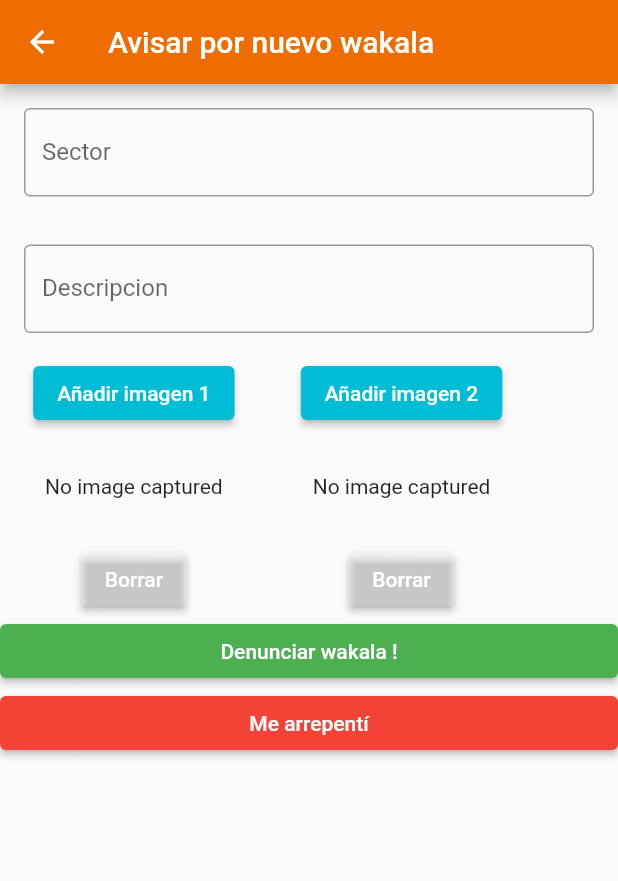
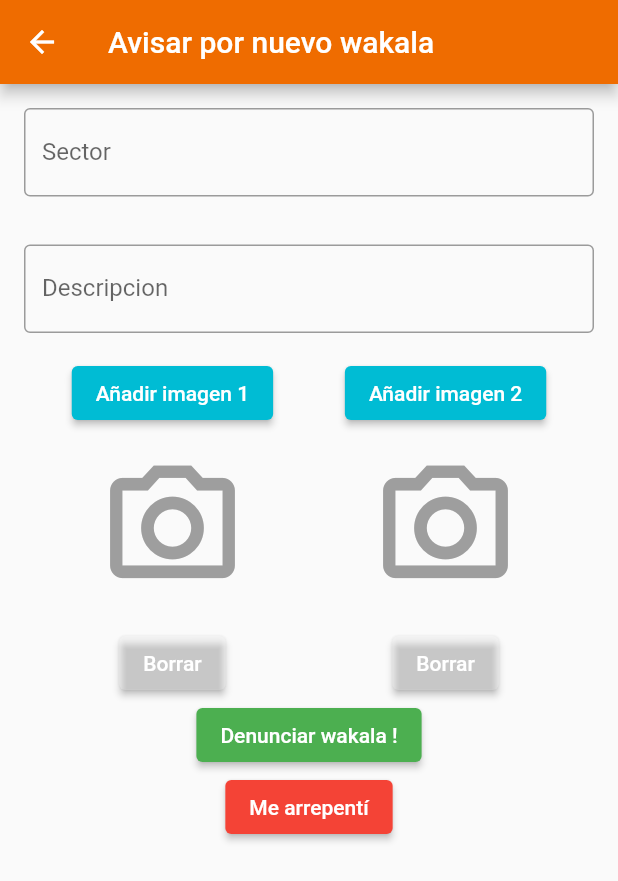
Before and after one commit to patooig/appMovilv2, a Flutter app: the Ingreso screen opened directly, after a tap on "Borrar", on a phone screen of 412 x 824 dp. Shown: the top 881 px of the screen. Run offline on Flutter 3.47's test engine with Material 2 defaults, Android fonts, the phone set to English and light mode, and no system bars; our stand-ins replace camera, cool_alert, fluttertoast, image_picker, shared_preferences; accounts and stored records are empty; project files that could hold a hidden picture were left out.

Commit message:
cambios wenos

```diff
--- a/lib/pages/ingreso.dart
+++ b/lib/pages/ingreso.dart
@@ -1,6 +1,4 @@
 import 'dart:io';
-
-import 'package:camera/camera.dart';
 import 'package:demo_login/pages/principal.dart';
 import 'package:flutter/material.dart';
 import 'package:cool_alert/cool_alert.dart';
@@ -19,11 +17,8 @@ class _IngresoState extends State<Ingreso> {
   TextEditingController titulo = TextEditingController();
   TextEditingController texto = TextEditingController();
 
-  late Future<void> _initializeControllerFuture; //for camera
-  late CameraController _controller; //controller for camera
-
-  File? _image; //for image picker
-  File? _image2; //for image picker
+  File? _image; //for image1 picker
+  File? _image2; //for image2 picker
 
   Future<void> validarDatos(String titulo, String texto) async {
     final response = await ingDatos().ingresarDatos(titulo, texto);
@@ -41,11 +36,6 @@ class _IngresoState extends State<Ingreso> {
 // You must wait until the controller is initialized before displaying the
 // camera preview. Use a FutureBuilder to display a loading spinner until the
 // controller has finished initializing.
-
-  loadCamera() async {
-    final cameras = await availableCameras();
-    final firstCamera = cameras.first;
-  }
 
   @override
   Widget build(BuildContext context) {
@@ -72,6 +62,7 @@ class _IngresoState extends State<Ingreso> {
                 controller: texto,
               )),
           Row(
+            mainAxisAlignment: MainAxisAlignment.spaceEvenly,
             children: [
               Column(
                 children: [
@@ -80,9 +71,7 @@ class _IngresoState extends State<Ingreso> {
                         final image = await ImagePicker()
                             .pickImage(source: ImageSource.camera);
                         if (image == null) return;
-
                         final ImageTemporal = File(image.path);
-
                         setState(() {
                           this._image = ImageTemporal;
                         });
@@ -91,9 +80,10 @@ class _IngresoState extends State<Ingreso> {
                       style: ElevatedButton.styleFrom(primary: Colors.cyan)),
                   Container(
                     //Show the imageFile1
-                    padding: EdgeInsets.all(30),
+                    padding: EdgeInsets.all(16),
                     child: _image == null
-                        ? Text("No image captured")
+                        ? Icon(Icons.camera_alt_outlined,
+                            size: 100, color: Colors.grey)
                         : Image.file(
                             File(_image!.path),
                             height: 200,
@@ -101,7 +91,11 @@ class _IngresoState extends State<Ingreso> {
                   ) //display captured image
                   ,
                   ElevatedButton(
-                      onPressed: () {},
+                      onPressed: () {
+                        setState(() {
+                          _image = null;
+                        });
+                      },
                       child: Text('Borrar'),
                       style: ElevatedButton.styleFrom(primary: Colors.white24))
                 ],
@@ -124,28 +118,34 @@ class _IngresoState extends State<Ingreso> {
                       style: ElevatedButton.styleFrom(primary: Colors.cyan)),
                   Container(
                     //show captured image
-                    padding: EdgeInsets.all(30),
-                    child: _image == null
-                        ? Text("No image captured")
+                    padding: EdgeInsets.all(16),
+                    child: _image2 == null
+                        ? Icon(Icons.camera_alt_outlined,
+                            size: 100, color: Colors.grey)
                         : Image.file(
-                            File(_image!.path),
+                            File(_image2!.path),
                             height: 200,
                           ),
                   ) //display captured image
                   ,
                   ElevatedButton(
-                      onPressed: () {},
+                      onPressed: () {
+                        setState(() {
+                          _image2 = null;
+                        });
+                      },
                       child: Text('Borrar'),
                       style: ElevatedButton.styleFrom(primary: Colors.white24))
                 ],
               ),
             ],
           ),
+          Column(children: [
             ElevatedButton(
               onPressed: () {
                 if (titulo.text.length == 0) {
                   Fluttertoast.showToast(
-                    msg: "Ingrese titulo",
+                      msg: "Ingrese sector",
                       toastLength: Toast.LENGTH_SHORT,
                       gravity: ToastGravity.TOP,
                       timeInSecForIosWeb: 1,
@@ -164,8 +164,10 @@ class _IngresoState extends State<Ingreso> {
                       fontSize: 16.0);
                 } else {
                   validarDatos(titulo.text, texto.text);
-                Navigator.push(context,
-                    MaterialPageRoute(builder: (context) => const Principal()));
+                  Navigator.push(
+                      context,
+                      MaterialPageRoute(
+                          builder: (context) => const Principal()));
                 }
               },
               child: const Text('Denunciar wakala !'),
@@ -174,11 +176,14 @@ class _IngresoState extends State<Ingreso> {
             ElevatedButton(
                 onPressed: () {
                   Navigator.pop(context);
-                Navigator.push(context,
-                    MaterialPageRoute(builder: (context) => const Principal()));
+                  Navigator.push(
+                      context,
+                      MaterialPageRoute(
+                          builder: (context) => const Principal()));
                 },
                 child: Text('Me arrepentí'),
                 style: ElevatedButton.styleFrom(primary: Colors.red)),
+          ]),
         ]));
   }
 }
```
Also changed, not shown: lib/pages/login.dart (+6 -1 lines), pubspec.lock. Lines whose indentation alone changed are shown as unchanged.
